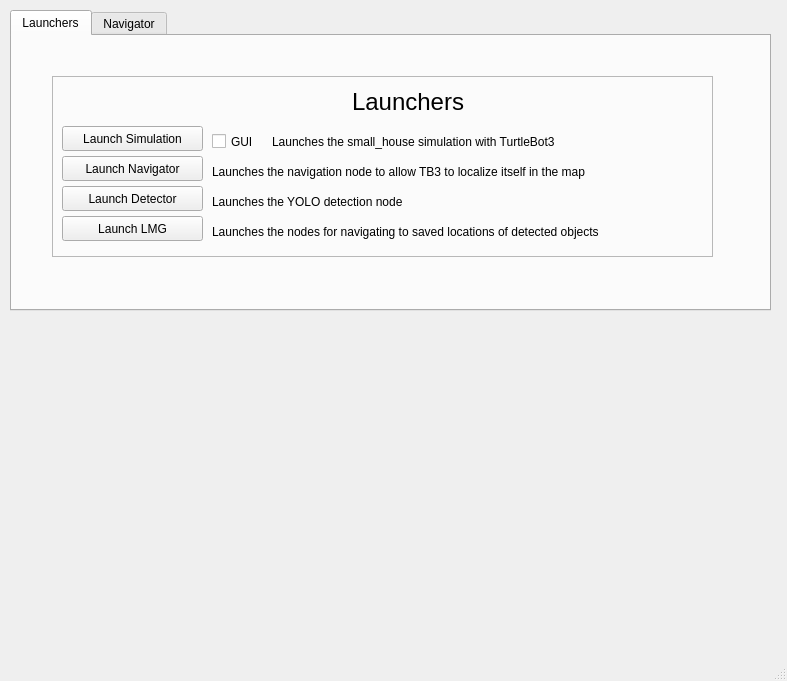
This is jimmy_gui_pkg/src/designs/objectSelector.ui in JimmyVaras/jimmy_turtlebot3_pkg as Qt 5 draws it before an edit. The edited form follows.
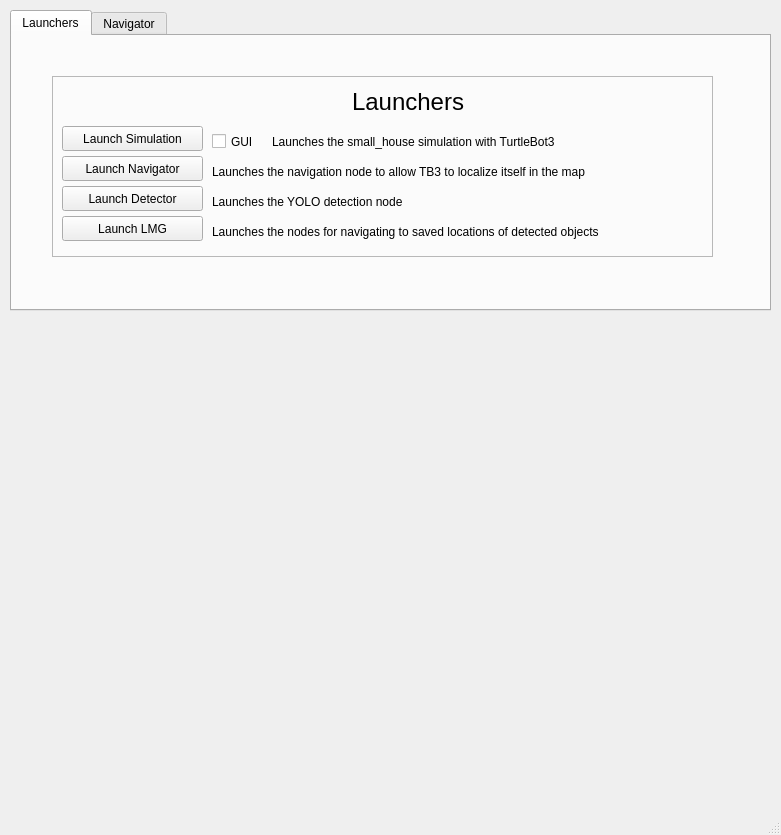
This is the edited form. Icons and pictures are not drawn.

Commit message: - Fixed navigation through GUI (changed TF from odom to map) - Removed map from GUI bc not fully working yet

```diff
--- a/jimmy_gui_pkg/src/designs/objectSelector.ui
+++ b/jimmy_gui_pkg/src/designs/objectSelector.ui
@@ -9,8 +9,8 @@
    <rect>
     <x>0</x>
     <y>0</y>
-    <width>787</width>
-    <height>681</height>
+    <width>781</width>
+    <height>835</height>
    </rect>
   </property>
   <property name="font">
@@ -30,10 +30,10 @@
    <widget class="QWidget" name="mapWidget" native="true">
     <property name="geometry">
      <rect>
-      <x>120</x>
+      <x>89</x>
       <y>330</y>
-      <width>500</width>
-      <height>300</height>
+      <width>581</width>
+      <height>451</height>
      </rect>
     </property>
    </widget>
```
Left out of the diff: 2 changed lines with no effect on the pictures. The commit also changes 3 other files.
